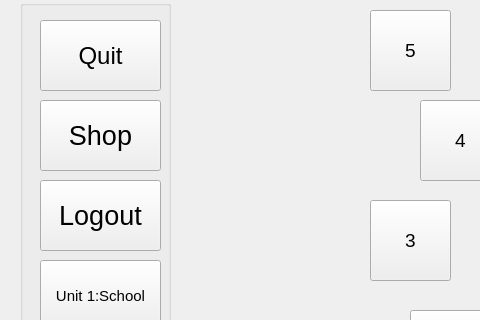
Before: the Qt Designer form SPCK/Gui/Unit4.ui in trongphuc1/TL-C4K-PTI01-, drawn with Qt 5; both pictures show x 0 to 480 and y 0 to 320 of the 843 by 810 pixel window.
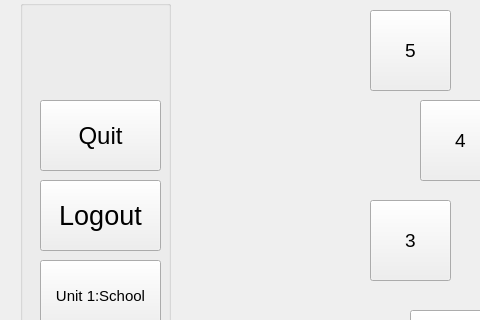
After: the same form once the commit is applied. Icons and pictures are not drawn.

Patch:
```diff
--- a/SPCK/Gui/Unit4.ui
+++ b/SPCK/Gui/Unit4.ui
@@ -140,7 +140,7 @@
      <property name="geometry">
       <rect>
        <x>20</x>
-       <y>20</y>
+       <y>100</y>
        <width>121</width>
        <height>71</height>
       </rect>
@@ -154,24 +154,6 @@
       <string>Quit</string>
      </property>
     </widget>
-    <widget class="QPushButton" name="pushButton_7">
-     <property name="geometry">
-      <rect>
-       <x>20</x>
-       <y>100</y>
-       <width>121</width>
-       <height>71</height>
-      </rect>
-     </property>
-     <property name="font">
-      <font>
-       <pointsize>20</pointsize>
-      </font>
-     </property>
-     <property name="text">
-      <string>Shop</string>
-     </property>
-    </widget>
     <widget class="QPushButton" name="pushButton_16">
      <property name="geometry">
       <rect>
```
